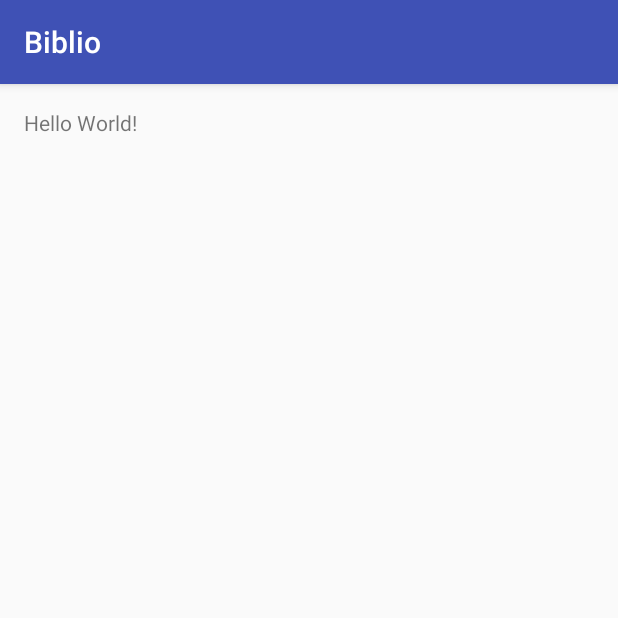
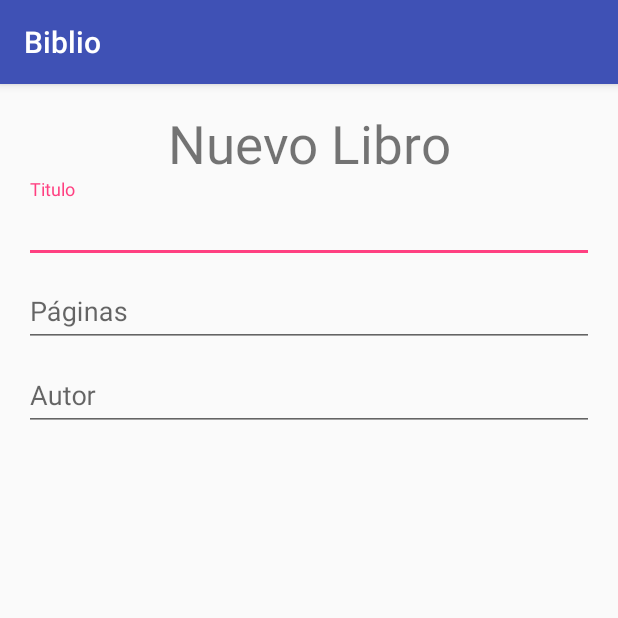
Before and after one commit to j2deme/Biblio, an Android app: the screen it shows after launch (MainActivity), on a phone screen of 412 x 824 dp, the top half of it. Run offline under Robolectric (Android 15) with nearby library versions, the phone set to English and light mode, and no system bars.

Commit message:
Añade formulario de libro nuevo

```diff
--- a/app/src/main/res/layout/activity_main.xml
+++ b/app/src/main/res/layout/activity_main.xml
@@ -10,7 +10,49 @@
     tools:context="com.example.j2deme.biblio.MainActivity">
 
     <TextView
-        android:layout_width="wrap_content"
+        android:id="@+id/formTitle"
+        android:layout_width="match_parent"
         android:layout_height="wrap_content"
-        android:text="Hello World!" />
+        android:text="Nuevo Libro"
+        android:textAlignment="center"
+        android:textSize="35sp" />
+
+    <android.support.design.widget.TextInputLayout
+        android:id="@+id/ilTitulo"
+        android:layout_width="match_parent"
+        android:layout_height="wrap_content"
+        android:layout_below="@+id/formTitle">
+
+        <EditText
+            android:id="@+id/txtTitulo"
+            android:layout_width="match_parent"
+            android:layout_height="wrap_content"
+            android:hint="Titulo" />
+    </android.support.design.widget.TextInputLayout>
+
+    <android.support.design.widget.TextInputLayout
+        android:id="@+id/ilPaginas"
+        android:layout_width="match_parent"
+        android:layout_height="wrap_content"
+        android:layout_below="@+id/ilTitulo">
+
+        <EditText
+            android:id="@+id/txtPaginas"
+            android:layout_width="match_parent"
+            android:layout_height="wrap_content"
+            android:hint="Páginas" />
+    </android.support.design.widget.TextInputLayout>
+
+    <android.support.design.widget.TextInputLayout
+        android:id="@+id/ilAutor"
+        android:layout_width="match_parent"
+        android:layout_height="wrap_content"
+        android:layout_below="@+id/ilPaginas">
+
+        <EditText
+            android:id="@+id/txtAutor"
+            android:layout_width="match_parent"
+            android:layout_height="wrap_content"
+            android:hint="Autor" />
+    </android.support.design.widget.TextInputLayout>
 </RelativeLayout>
```
